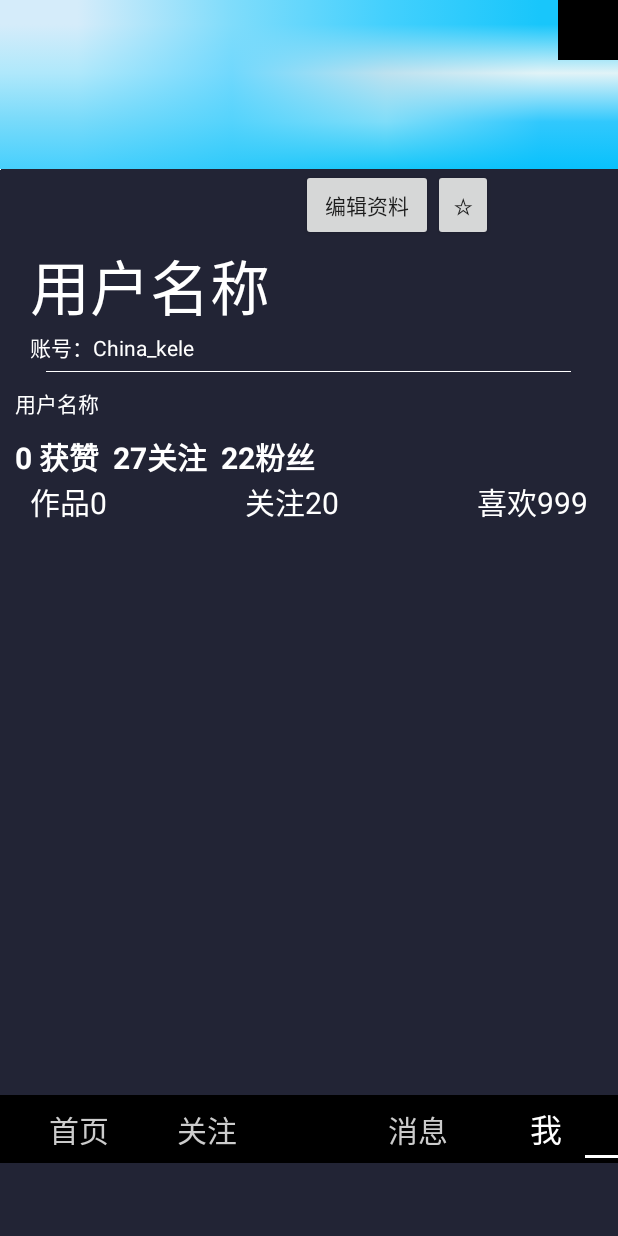
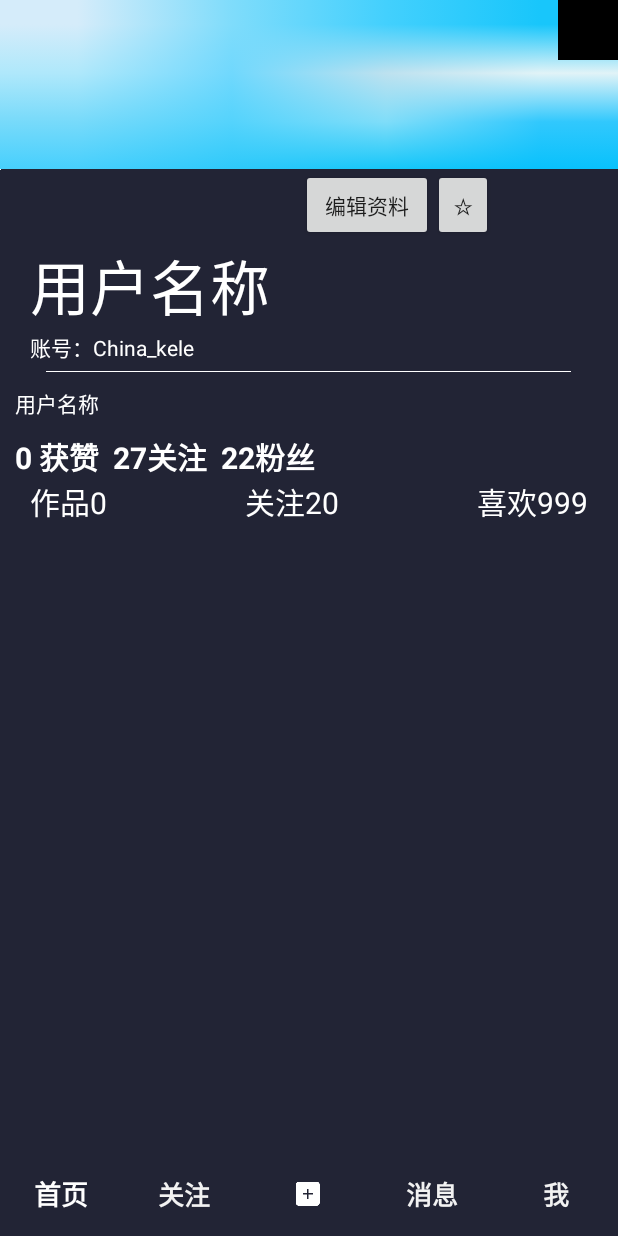
Before and after one commit to SummerFighter/SummerWorkspace, an Android app: the PersonInfo screen opened directly, with no data from a screen before it, on a phone screen of 412 x 824 dp. Run offline under Robolectric (Android 15) with nearby library versions, the phone set to English and light mode, and no system bars.

Commit message:
修改用户信息界面bug以及新增编辑资料界面-魏昌鑫

```diff
--- a/DouyinDemo-master/app/build.gradle
+++ b/DouyinDemo-master/app/build.gradle
@@ -30,7 +30,7 @@ dependencies {
     testImplementation 'junit:junit:4.12'
     androidTestImplementation 'com.android.support.test:runner:1.0.2'
     androidTestImplementation 'com.android.support.test.espresso:espresso-core:3.0.2'
-    compile "org.jetbrains.kotlin:kotlin-stdlib-jdk7:$kotlin_version"
+    implementation "org.jetbrains.kotlin:kotlin-stdlib-jdk7:$kotlin_version"
 }
 repositories {
     mavenCentral()
--- a/DouyinDemo-master/app/src/main/AndroidManifest.xml
+++ b/DouyinDemo-master/app/src/main/AndroidManifest.xml
@@ -20,10 +20,12 @@
         android:supportsRtl="true"
         android:theme="@style/main_theme">
         <activity android:name=".PersonInfo"></activity>
+
         <activity android:name=".Register" />
         <activity android:name=".MainActivity" />
         <activity android:name=".UploadActivity" />
         <activity android:name=".PlayVideoActivity" />
+        <activity android:name=".EditMyinfo" />
         <activity android:name=".ShootActivity" /> <!-- android 全面屏 -->
         <meta-data
             android:name="android.max_aspect"
@@ -36,6 +38,7 @@
                 <category android:name="android.intent.category.LAUNCHER" />
             </intent-filter>
         </activity>
+        <activity android:name=".EditMyinfo" />
     </application>
 
 </manifest>
--- a/DouyinDemo-master/app/src/main/java/com/example/administrator/douyin/MainActivity.java
+++ b/DouyinDemo-master/app/src/main/java/com/example/administrator/douyin/MainActivity.java
@@ -117,7 +117,7 @@ public class MainActivity extends AppCompatActivity {
         图片文件存储在res/mipmap-xxhdpi中
         视频文件存储在res/raw中*/
 
-        private int[] imgs = {R.mipmap.img_video_3, R.mipmap.img_video_2, R.mipmap.img_video_1};
+        private int[] imgs = {R.mipmap.bk, R.mipmap.bk, R.mipmap.bk};
         private int[] videos = {R.raw.video_3, R.raw.video_2, R.raw.video_1};
         private int index = 0;
         private Context mContext;
--- a/DouyinDemo-master/app/src/main/java/com/example/administrator/douyin/PersonInfo.java
+++ b/DouyinDemo-master/app/src/main/java/com/example/administrator/douyin/PersonInfo.java
@@ -11,7 +11,7 @@ import android.widget.TextView;
 public class PersonInfo extends AppCompatActivity {
 
     private TextView tz;
-    private Button bianjzl;
+    private Button editinfo;
     private ImageView ht;
     private TextView sy;
     private TextView gz;
@@ -27,11 +27,20 @@ public class PersonInfo extends AppCompatActivity {
                 asdasd();
             }
         });
-
+        editinfo = findViewById(R.id.editinfo);
+        editinfo.setOnClickListener(new View.OnClickListener() {
+            @Override
+            public void onClick(View v) {
+                EditInfo();
+            }
+        });
     }
     public void asdasd() {
         Intent intent = new Intent(this, MainActivity.class);
         startActivity(intent);
     }
-
+    public void EditInfo() {
+        Intent intent = new Intent(this, EditMyinfo.class);
+        startActivity(intent);
+    }
 }
--- a/DouyinDemo-master/app/src/main/res/layout/activity_person_info.xml
+++ b/DouyinDemo-master/app/src/main/res/layout/activity_person_info.xml
@@ -61,7 +61,7 @@
 
 
             <Button
-                android:id="@+id/bianjzl"
+                android:id="@+id/editinfo"
                 android:layout_width="wrap_content"
                 android:layout_height="wrap_content"
                 android:text="编辑资料"
@@ -167,12 +167,12 @@
 
     </LinearLayout>
     <LinearLayout
+        android:id="@+id/imageView"
         android:layout_width="match_parent"
-        android:layout_height="45dp"
-        android:layout_marginTop="730dp"
-        android:background="#000000"
-        android:layout_below="@+id/imageView"
-
+        android:layout_height="?actionBarSize"
+        android:layout_alignParentBottom="true"
+        android:gravity="center_vertical"
+        android:orientation="horizontal"
         >
 
         <TextView
@@ -180,10 +180,11 @@
             android:layout_width="0dp"
             android:layout_height="wrap_content"
             android:layout_weight="1"
-            android:paddingTop="6dp"
-            android:text="       首页"
-            android:textColor="#cccccc"
-            android:textSize="20dp"
+            android:gravity="center"
+            android:text="首页"
+            android:textColor="@android:color/white"
+            android:textSize="18sp"
+            android:textStyle="bold"
             />
 
         <TextView
@@ -191,38 +192,45 @@
             android:layout_width="0dp"
             android:layout_height="wrap_content"
             android:layout_weight="1"
-            android:paddingTop="6dp"
-            android:text="      关注"
-            android:textColor="#cccccc"
-            android:textSize="20dp" />
+            android:gravity="center"
+            android:text="关注"
+            android:textColor="#f2f2f2"
+            android:textSize="17sp"
+            android:textStyle="bold"
+            />
 
-        <ImageView
-            android:layout_width="50dp"
-            android:layout_height="40dp"
-            android:background="@mipmap/plus"
-            android:paddingLeft="65dp"
-            android:paddingTop="10dp" />
+        <ImageButton
+            android:id="@+id/shoot"
+            android:layout_width="0dp"
+            android:layout_height="30dp"
+            android:layout_weight="1"
+            android:background="#00000000"
+            android:src="@mipmap/add_bg"
+            />
 
         <TextView
             android:id="@+id/xx"
             android:layout_width="0dp"
             android:layout_height="wrap_content"
             android:layout_weight="1"
-            android:paddingTop="6dp"
-            android:text="      消息"
-            android:textColor="#cccccc"
-            android:textSize="20dp" />
+            android:gravity="center"
+            android:text="消息"
+            android:textColor="#f2f2f2"
+            android:textSize="17sp"
+            android:textStyle="bold"
+            />
 
         <TextView
             android:id="@+id/ww"
             android:layout_width="0dp"
             android:layout_height="wrap_content"
             android:layout_weight="1"
-            android:paddingTop="6dp"
-            android:text="      我"
-            android:textColor="#ffffff"
-            android:textSize="21dp" />
-
+            android:gravity="center"
+            android:text="我"
+            android:textColor="#f2f2f2"
+            android:textSize="17sp"
+            android:textStyle="bold"
+            />
     </LinearLayout>
     <View
         android:layout_marginTop="770dp"
--- a/DouyinDemo-master/build.gradle
+++ b/DouyinDemo-master/build.gradle
@@ -1,14 +1,14 @@
 // Top-level build file where you can add configuration options common to all sub-projects/modules.
 
 buildscript {
-    ext.kotlin_version = '1.2.60'
+    ext.kotlin_version = '1.3.72'
 
     repositories {
         google()
         jcenter()
     }
     dependencies {
-        classpath 'com.android.tools.build:gradle:3.1.2'
+        classpath 'com.android.tools.build:gradle:4.0.0'
         classpath "org.jetbrains.kotlin:kotlin-gradle-plugin:$kotlin_version"
 
         // NOTE: Do not place your application dependencies here; they belong
```
Also changed, not shown: DouyinDemo-master/app/src/main/java/com/example/administrator/douyin/EditMyinfo.java (added, +29 -0 lines), DouyinDemo-master/app/src/main/res/layout/activity_edit_info.xml (added, +225 -0 lines), DouyinDemo-master/app/src/main/res/mipmap-anydpi-v26/bk.jpg (added), DouyinDemo-master/gradle/wrapper/gradle-wrapper.properties, 4 other files.
